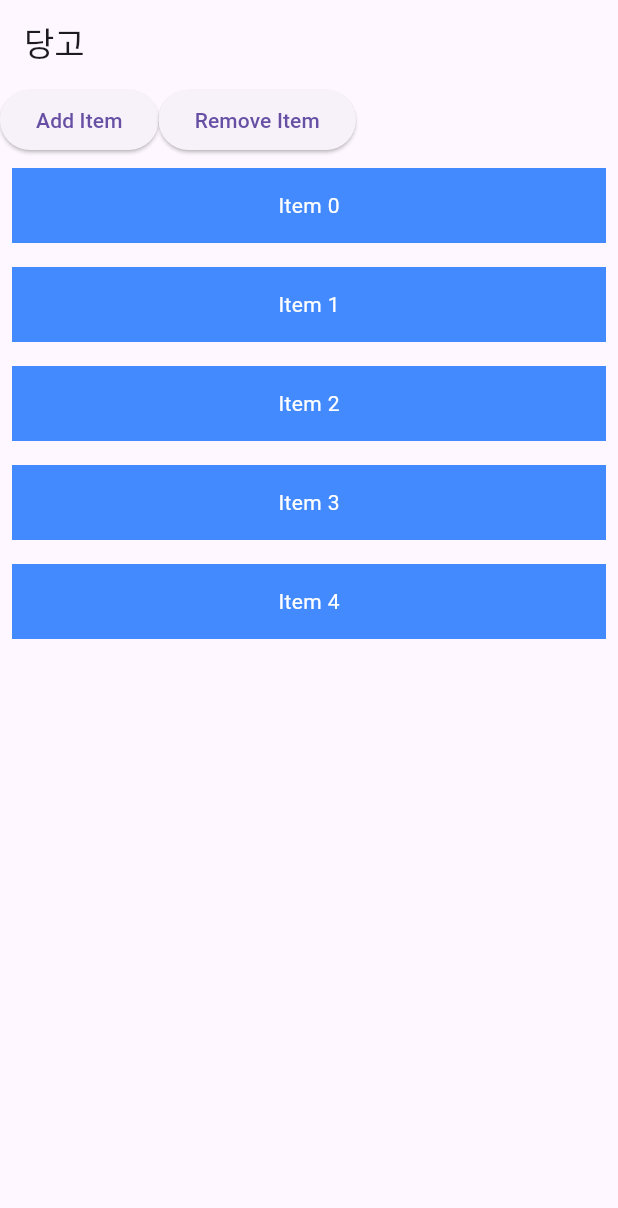
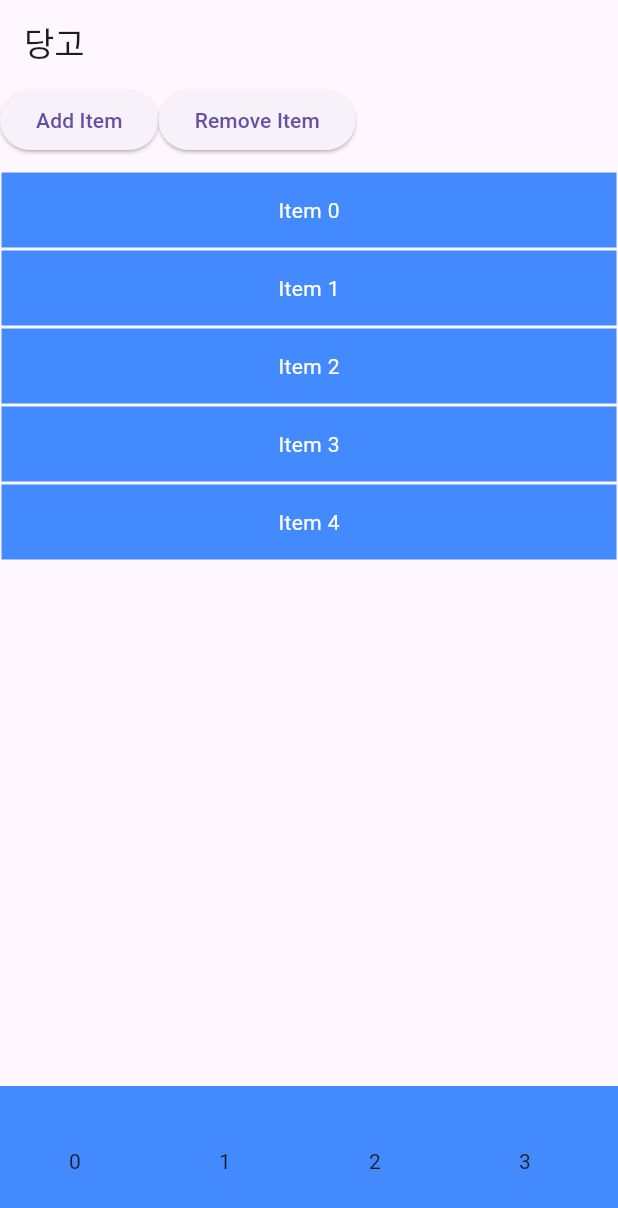
Before and after one commit to TEAM-LEG3ND/dango, a Flutter app: the screen it shows after launch, on a phone screen of 412 x 824 dp. Shown: the top 1208 px of the screen. Run offline on Flutter 3.47's test engine with Material 3 defaults, Android fonts, the phone set to English and light mode, and no system bars.

Commit message:
feat: 하단 멤버 Row 추가 데모

```diff
--- a/lib/views/expense_view.dart
+++ b/lib/views/expense_view.dart
@@ -34,6 +34,9 @@ class _ExpenseViewState extends State<ExpenseView> {
             ),
           ],
         ),
+        const SizedBox(
+          height: 10,
+        ),
         Expanded(
           child: SingleChildScrollView(
             child: Column(
@@ -45,6 +48,27 @@ class _ExpenseViewState extends State<ExpenseView> {
             ),
           ),
         ),
+        Row(
+          children: [
+            Expanded(
+                child: SingleChildScrollView(
+              scrollDirection: Axis.horizontal,
+              child: Row(
+                children: List.generate(itemCount, (index) {
+                  return Container(
+                      color: Colors.blueAccent,
+                      child: SizedBox(
+                        height: 100,
+                        width: 100,
+                        child: Center(
+                          child: Text('$index'),
+                        ),
+                      ));
+                }),
+              ),
+            )),
+          ],
+        )
       ],
     );
   }
--- a/lib/views/widgets/expense_item.dart
+++ b/lib/views/widgets/expense_item.dart
@@ -11,7 +11,7 @@ class ExpenseItem extends StatelessWidget {
   @override
   Widget build(BuildContext context) {
     return Padding(
-      padding: const EdgeInsets.all(8.0),
+      padding: const EdgeInsets.all(1.0),
       child: Container(
         color: Colors.blueAccent,
         height: 50,
```
